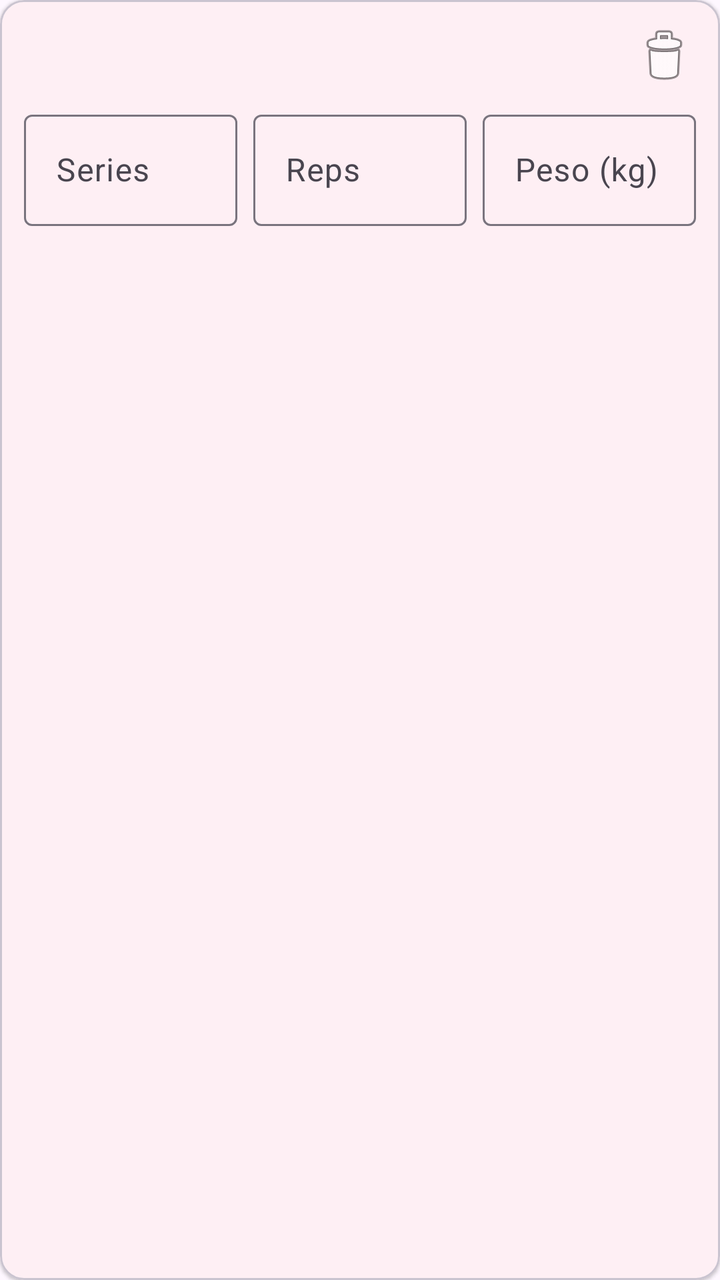
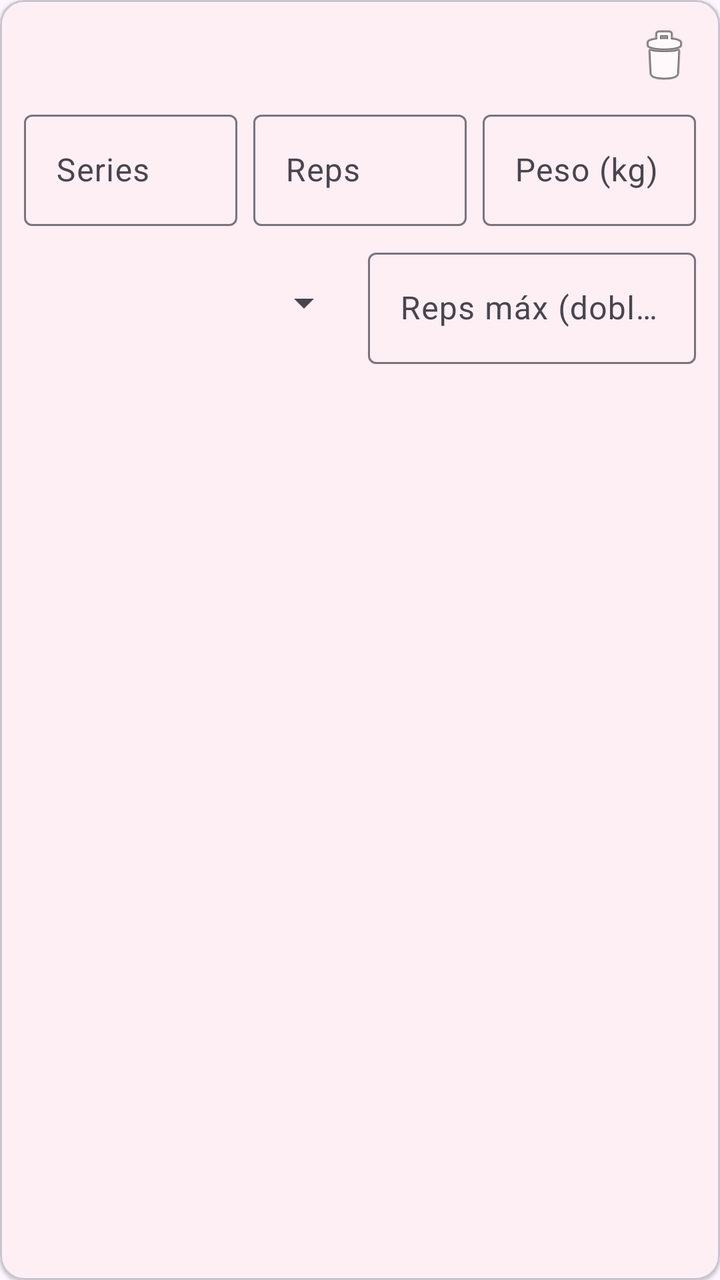

Compare the two renders of this Android layout. The source of the first and the diff that turns it into the second are given below.
<!-- AndroidManifest.xml: application theme Theme.IronQuest -->
<!-- res/layout/item_ejercicio_rutina_edit.xml -->
<?xml version="1.0" encoding="utf-8"?>
<com.google.android.material.card.MaterialCardView xmlns:android="http://schemas.android.com/apk/res/android"
    xmlns:app="http://schemas.android.com/apk/res-auto"
    android:layout_width="match_parent"
    android:layout_height="wrap_content"
    android:layout_marginBottom="8dp"
    app:cardElevation="1dp">

    <LinearLayout
        android:layout_width="match_parent"
        android:layout_height="wrap_content"
        android:orientation="vertical"
        android:padding="12dp">

        <LinearLayout
            android:layout_width="match_parent"
            android:layout_height="wrap_content"
            android:orientation="horizontal"
            android:gravity="center_vertical">

            <TextView
                android:id="@+id/text_nombre_ejercicio"
                android:layout_width="0dp"
                android:layout_height="wrap_content"
                android:layout_weight="1"
                android:textStyle="bold"
                android:textSize="16sp" />

            <ImageButton
                android:id="@+id/button_quitar_ejercicio"
                android:layout_width="wrap_content"
                android:layout_height="wrap_content"
                android:background="?attr/selectableItemBackgroundBorderless"
                android:contentDescription="Quitar ejercicio"
                android:src="@android:drawable/ic_menu_delete" />
        </LinearLayout>

        <LinearLayout
            android:layout_width="match_parent"
            android:layout_height="wrap_content"
            android:orientation="horizontal"
            android:layout_marginTop="8dp">

            <com.google.android.material.textfield.TextInputLayout
                android:layout_width="0dp"
                android:layout_height="wrap_content"
                android:layout_weight="1"
                android:layout_marginEnd="4dp"
                android:hint="Series">

                <com.google.android.material.textfield.TextInputEditText
                    android:id="@+id/edit_series"
                    android:layout_width="match_parent"
                    android:layout_height="wrap_content"
                    android:inputType="number" />
            </com.google.android.material.textfield.TextInputLayout>

            <com.google.android.material.textfield.TextInputLayout
                android:layout_width="0dp"
                android:layout_height="wrap_content"
                android:layout_weight="1"
                android:layout_marginStart="4dp"
                android:layout_marginEnd="4dp"
                android:hint="Reps">

                <com.google.android.material.textfield.TextInputEditText
                    android:id="@+id/edit_repeticiones"
                    android:layout_width="match_parent"
                    android:layout_height="wrap_content"
                    android:inputType="number" />
            </com.google.android.material.textfield.TextInputLayout>

            <com.google.android.material.textfield.TextInputLayout
                android:layout_width="0dp"
                android:layout_height="wrap_content"
                android:layout_weight="1"
                android:layout_marginStart="4dp"
                android:hint="Peso (kg)">

                <com.google.android.material.textfield.TextInputEditText
                    android:id="@+id/edit_peso"
                    android:layout_width="match_parent"
                    android:layout_height="wrap_content"
                    android:inputType="numberDecimal" />
            </com.google.android.material.textfield.TextInputLayout>

        </LinearLayout>

    </LinearLayout>

</com.google.android.material.card.MaterialCardView>
<!-- resources referenced by this layout -->
<resources>
  <style name="Theme.IronQuest" parent="Theme.Material3.DayNight.NoActionBar">
          <item name="colorPrimary">@color/ironquest_orange</item>
          <item name="colorOnPrimary">@color/ironquest_on_orange</item>
          <item name="colorPrimaryContainer">@color/ironquest_orange_container</item>
          <item name="colorOnPrimaryContainer">@color/ironquest_on_orange_container</item>
          <item name="colorSecondary">@color/ironquest_orange_dark</item>
          <item name="colorOnSecondary">@color/ironquest_on_orange</item>
          <item name="colorSecondaryContainer">@color/ironquest_orange_light</item>
          <item name="colorOnSecondaryContainer">@color/ironquest_on_orange_container</item>
          <item name="colorTertiary">@color/ironquest_orange_dark</item>
      </style>
  <color name="ironquest_orange">#FF6B35</color>
  <color name="ironquest_on_orange">#FFFFFF</color>
  <color name="ironquest_orange_container">#FFDBCE</color>
  <color name="ironquest_on_orange_container">#3A0D00</color>
  <color name="ironquest_orange_dark">#E8571F</color>
  <color name="ironquest_orange_light">#FFB199</color>
</resources>

<!-- the commit's change to res/layout/item_ejercicio_rutina_edit.xml (unified diff, before → after) -->
@@ -86,6 +86,36 @@
 
         </LinearLayout>
 
+        <LinearLayout
+            android:layout_width="match_parent"
+            android:layout_height="wrap_content"
+            android:orientation="horizontal"
+            android:layout_marginTop="8dp"
+            android:gravity="center_vertical">
+
+            <Spinner
+                android:id="@+id/spinner_esquema_progresion"
+                android:layout_width="0dp"
+                android:layout_height="wrap_content"
+                android:layout_weight="1"
+                android:layout_marginEnd="4dp" />
+
+            <com.google.android.material.textfield.TextInputLayout
+                android:layout_width="0dp"
+                android:layout_height="wrap_content"
+                android:layout_weight="1"
+                android:layout_marginStart="4dp"
+                android:hint="Reps máx (doble prog.)">
+
+                <com.google.android.material.textfield.TextInputEditText
+                    android:id="@+id/edit_repeticiones_max"
+                    android:layout_width="match_parent"
+                    android:layout_height="wrap_content"
+                    android:inputType="number" />
+            </com.google.android.material.textfield.TextInputLayout>
+
+        </LinearLayout>
+
     </LinearLayout>
 
 </com.google.android.material.card.MaterialCardView>
